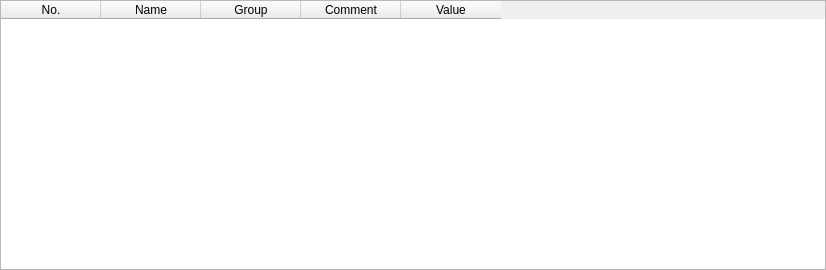
endazon/playground, file projects/SignalSimulator/QtDebuggingDialog/SimulatorListDialog.ui: the form before one commit.
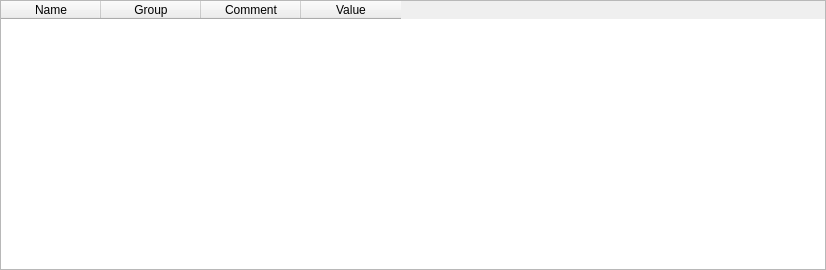
The form after the commit.

Commit message: SimulatorListDialog作成 ※リファクタリング必要

```diff
--- a/projects/SignalSimulator/QtDebuggingDialog/SimulatorListDialog.ui
+++ b/projects/SignalSimulator/QtDebuggingDialog/SimulatorListDialog.ui
@@ -34,11 +34,9 @@
      <property name="sizeAdjustPolicy">
       <enum>QAbstractScrollArea::AdjustToContents</enum>
      </property>
-     <column>
-      <property name="text">
-       <string>No.</string>
-      </property>
-     </column>
+     <attribute name="verticalHeaderShowSortIndicator" stdset="0">
+      <bool>false</bool>
+     </attribute>
      <column>
       <property name="text">
        <string>Name</string>
```
The commit also changes 6 other files.
